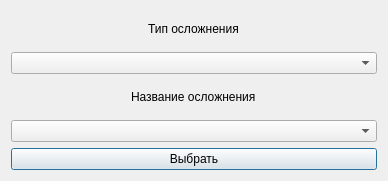
The window that Hernia-Qt/sequenceform.ui (dmkrch/Hernia-qt) describes before a commit, drawn with Qt 5.
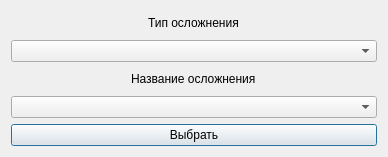
The same window after the commit.

Commit message: added tabs: statistics and editing

Diff of the .ui file:
```diff
--- a/Hernia-Qt/sequenceform.ui
+++ b/Hernia-Qt/sequenceform.ui
@@ -7,7 +7,7 @@
     <x>0</x>
     <y>0</y>
     <width>386</width>
-    <height>181</height>
+    <height>157</height>
    </rect>
   </property>
   <property name="windowTitle">
```
The commit also changes 2 other files.
